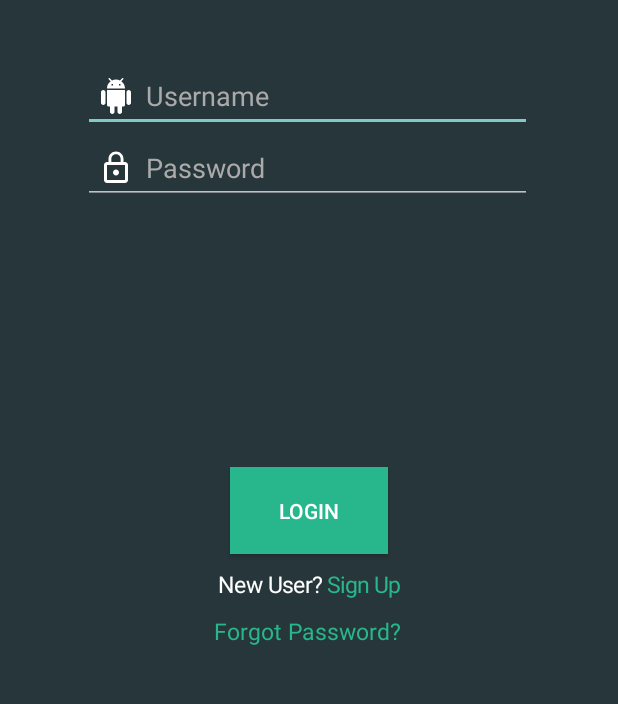
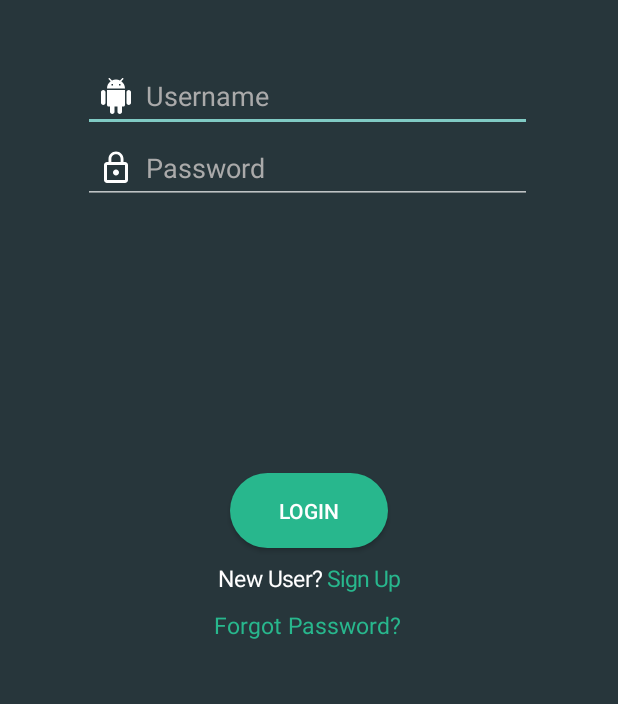
Before and after one commit to riseioit/risev2, an Android app: the screen it shows after launch (login), on a phone screen of 412 x 824 dp, the part 420-1124 px from its top. Run offline under Robolectric (Android 15) with nearby library versions, the phone set to English and light mode, and no system bars; our stand-ins replace Firebase (no records; nobody signed in at launch, a user with empty details on screens opened directly).

Commit message:
login complete . home start

```diff
--- /dev/null
+++ b/app/src/main/res/drawable/roundedbutton.xml
@@ -0,0 +1,9 @@
+<?xml version="1.0" encoding="utf-8"?>
+<shape xmlns:android="http://schemas.android.com/apk/res/android"
+    android:shape="rectangle">
+    <solid android:color="#28b78d" />
+    <corners android:bottomRightRadius="50dp"
+        android:bottomLeftRadius="50dp"
+        android:topRightRadius="50dp"
+        android:topLeftRadius="50dp"/>
+</shape>
--- a/app/src/main/res/layout/activity_login.xml
+++ b/app/src/main/res/layout/activity_login.xml
@@ -56,13 +56,14 @@
     <Button
         android:id="@+id/login"
         android:layout_width="105dp"
-        android:layout_height="58dp"
+        android:layout_height="50dp"
+
         android:text="login"
         app:layout_constraintBottom_toBottomOf="parent"
         app:layout_constraintEnd_toEndOf="parent"
         app:layout_constraintStart_toStartOf="parent"
         app:layout_constraintTop_toBottomOf="@+id/password"
-        android:background="#28b78d" />
+        android:background="@drawable/roundedbutton"/>
 
     <TextView
         android:id="@+id/signup"
--- a/build.gradle
+++ b/build.gradle
@@ -7,7 +7,7 @@ buildscript {
 
     }
     dependencies {
-        classpath 'com.android.tools.build:gradle:3.5.1'
+        classpath 'com.android.tools.build:gradle:3.6.3'
         classpath 'com.google.gms:google-services:4.2.0'
 
         // NOTE: Do not place your application dependencies here; they belong
```
Also changed, not shown: app/src/main/java/com/riselab/rise/login.java (+12 -4 lines), app/src/main/java/com/riselab/rise/ui/home/HomeFragment.java (+19 -4 lines), app/src/main/res/layout/fragment_home.xml (+43 -8 lines), gradle/wrapper/gradle-wrapper.properties.
